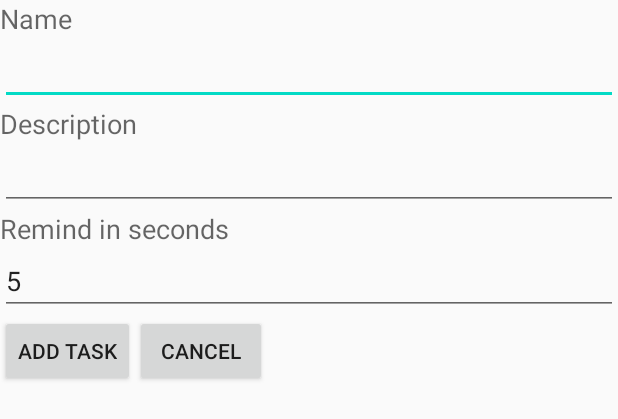
After one commit to cheerful4ever/lesson12ps, an Android app: the layout activity_add.xml on its own in the app's theme, with its tools: preview values and no code run, on a phone screen of 412 x 824 dp. The commit adds this screen. Shown: the top 419 px of the screen. Run offline under Robolectric (Android 15) with nearby library versions, the phone set to English and light mode, and no system bars.

Commit message:
activities 1-100000000

```diff
--- a/app/src/main/java/sg/edu/rp/webservices/lesson12ps/Tasks.java
+++ /dev/null
@@ -1,4 +0,0 @@
-package sg.edu.rp.webservices.lesson12ps;
-
-public class Tasks {
-}
--- /dev/null
+++ b/app/src/main/res/layout/activity_add.xml
@@ -0,0 +1,71 @@
+<?xml version="1.0" encoding="utf-8"?>
+<LinearLayout xmlns:android="http://schemas.android.com/apk/res/android"
+    xmlns:app="http://schemas.android.com/apk/res-auto"
+    xmlns:tools="http://schemas.android.com/tools"
+    android:layout_width="match_parent"
+    android:layout_height="match_parent"
+    android:orientation="vertical"
+    tools:context=".AddActivity">
+
+    <TextView
+        android:layout_width="wrap_content"
+        android:layout_height="wrap_content"
+        android:text="@string/name"
+        android:textAppearance="?android:attr/textAppearanceMedium" />
+
+    <EditText
+        android:id="@+id/etName"
+        android:layout_width="match_parent"
+        android:layout_height="wrap_content"
+        android:ems="10"
+        android:inputType="text" >
+
+        <requestFocus />
+    </EditText>
+
+    <TextView
+        android:layout_width="wrap_content"
+        android:layout_height="wrap_content"
+        android:text="@string/description"
+        android:textAppearance="?android:attr/textAppearanceMedium" />
+
+    <EditText
+        android:id="@+id/etDescription"
+        android:layout_width="match_parent"
+        android:layout_height="wrap_content"
+        android:ems="10"
+        android:inputType="textMultiLine" />
+
+    <TextView
+        android:layout_width="wrap_content"
+        android:layout_height="wrap_content"
+        android:text="Remind in seconds"
+        android:textAppearance="?android:attr/textAppearanceMedium" />
+
+    <EditText
+        android:id="@+id/etTime"
+        android:layout_width="match_parent"
+        android:layout_height="wrap_content"
+        android:ems="10"
+        android:inputType="number"
+        android:text="5" />
+
+    <LinearLayout
+        android:layout_width="match_parent"
+        android:layout_height="wrap_content" >
+
+        <Button
+            android:id="@+id/btnAddOK"
+            android:layout_width="wrap_content"
+            android:layout_height="wrap_content"
+            android:text="@string/add" />
+
+        <Button
+            android:id="@+id/btnAddCancel"
+            android:layout_width="wrap_content"
+            android:layout_height="wrap_content"
+            android:text="@string/cancel" />
+
+    </LinearLayout>
+
+</LinearLayout>
--- a/app/src/main/res/values/strings.xml
+++ b/app/src/main/res/values/strings.xml
@@ -1,3 +1,7 @@
 <resources>
-    <string name="app_name">lesson12ps</string>
+    <string name="app_name">P06-TaskManager</string>
+    <string name="add">Add Task</string>
+    <string name="cancel">Cancel</string>
+    <string name="name">Name</string>
+    <string name="description">Description</string>
 </resources>
--- a/app/src/main/res/values/styles.xml
+++ b/app/src/main/res/values/styles.xml
@@ -1,4 +1,5 @@
 <resources>
+
     <!-- Base application theme. -->
     <style name="AppTheme" parent="Theme.AppCompat.Light.DarkActionBar">
         <!-- Customize your theme here. -->
```
Also changed, not shown: app/src/main/java/sg/edu/rp/webservices/lesson12ps/AddActivity.java (added, +71 -0 lines), app/src/main/java/sg/edu/rp/webservices/lesson12ps/DBHelper.java (added, +76 -0 lines), app/src/main/java/sg/edu/rp/webservices/lesson12ps/MainActivity.java (+41 -54 lines), app/src/main/java/sg/edu/rp/webservices/lesson12ps/Task.java (added, +32 -0 lines), app/src/main/java/sg/edu/rp/webservices/lesson12ps/TaskReminderReceiver.java (added, +68 -0 lines), app/src/main/res/layout/activity_main.xml (+14 -8 lines), app/src/main/res/values/colors.xml (line endings or trailing spaces).
